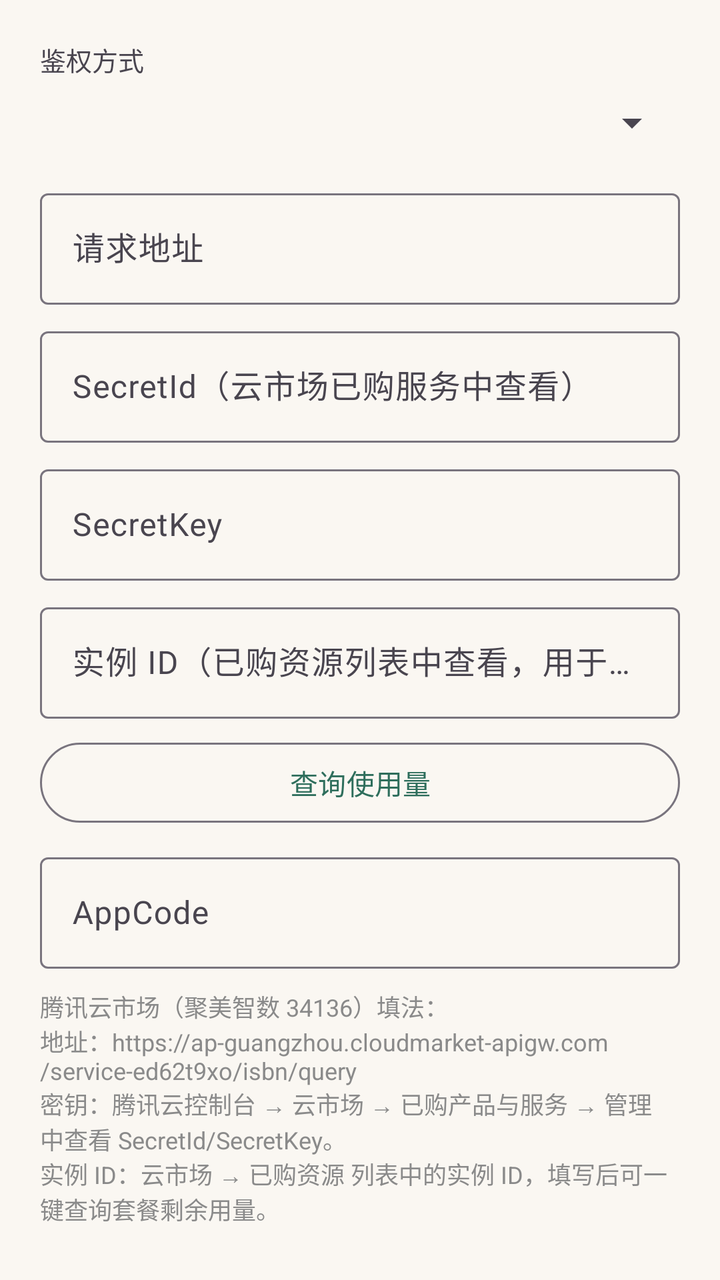
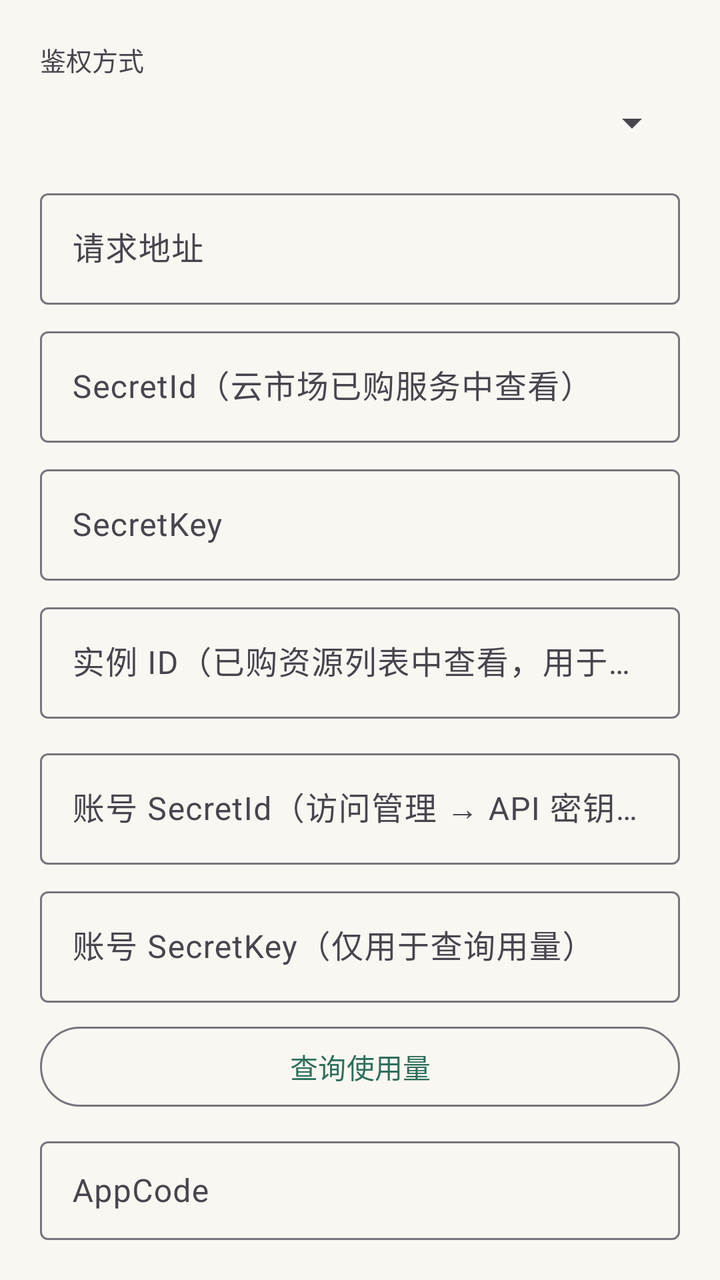

An Android layout rendered at two revisions. The XML below is the earlier revision; the diff shows what the commit changed to produce the second picture.
<!-- AndroidManifest.xml: application theme Theme.Bookshelf -->
<!-- res/layout/dialog_api.xml -->
<?xml version="1.0" encoding="utf-8"?>
<LinearLayout xmlns:android="http://schemas.android.com/apk/res/android"
    android:layout_width="match_parent"
    android:layout_height="wrap_content"
    android:orientation="vertical"
    android:padding="20dp">

    <TextView
        android:layout_width="wrap_content"
        android:layout_height="wrap_content"
        android:text="鉴权方式"
        android:textSize="13sp" />

    <Spinner
        android:id="@+id/sp_auth_type"
        android:layout_width="match_parent"
        android:layout_height="wrap_content"
        android:minHeight="44dp" />

    <com.google.android.material.textfield.TextInputLayout
        android:id="@+id/til_base_url"
        android:layout_width="match_parent"
        android:layout_height="wrap_content"
        android:layout_marginTop="8dp"
        android:hint="请求地址">

        <com.google.android.material.textfield.TextInputEditText
            android:id="@+id/et_base_url"
            android:layout_width="match_parent"
            android:layout_height="wrap_content"
            android:inputType="textUri" />
    </com.google.android.material.textfield.TextInputLayout>

    
    <com.google.android.material.textfield.TextInputLayout
        android:id="@+id/til_secret_id"
        android:layout_width="match_parent"
        android:layout_height="wrap_content"
        android:layout_marginTop="8dp"
        android:hint="SecretId（云市场已购服务中查看）">

        <com.google.android.material.textfield.TextInputEditText
            android:id="@+id/et_secret_id"
            android:layout_width="match_parent"
            android:layout_height="wrap_content" />
    </com.google.android.material.textfield.TextInputLayout>

    <com.google.android.material.textfield.TextInputLayout
        android:id="@+id/til_secret_key"
        android:layout_width="match_parent"
        android:layout_height="wrap_content"
        android:layout_marginTop="8dp"
        android:hint="SecretKey">

        <com.google.android.material.textfield.TextInputEditText
            android:id="@+id/et_secret_key"
            android:layout_width="match_parent"
            android:layout_height="wrap_content" />
    </com.google.android.material.textfield.TextInputLayout>

    
    <com.google.android.material.textfield.TextInputLayout
        android:id="@+id/til_instance_id"
        android:layout_width="match_parent"
        android:layout_height="wrap_content"
        android:layout_marginTop="8dp"
        android:hint="实例 ID（已购资源列表中查看，用于查询用量）">

        <com.google.android.material.textfield.TextInputEditText
            android:id="@+id/et_instance_id"
            android:layout_width="match_parent"
            android:layout_height="wrap_content" />
    </com.google.android.material.textfield.TextInputLayout>

    
    <com.google.android.material.button.MaterialButton
        android:id="@+id/btn_query_usage"
        style="@style/Widget.Material3.Button.OutlinedButton"
        android:layout_width="match_parent"
        android:layout_height="wrap_content"
        android:layout_marginTop="8dp"
        android:text="查询使用量" />

    <TextView
        android:id="@+id/tv_usage_result"
        android:layout_width="match_parent"
        android:layout_height="wrap_content"
        android:layout_marginTop="4dp"
        android:textSize="13sp"
        android:lineSpacingMultiplier="1.35"
        android:textColor="@color/text_main"
        android:visibility="gone" />

    
    <com.google.android.material.textfield.TextInputLayout
        android:id="@+id/til_appcode"
        android:layout_width="match_parent"
        android:layout_height="wrap_content"
        android:layout_marginTop="8dp"
        android:hint="AppCode">

        <com.google.android.material.textfield.TextInputEditText
            android:id="@+id/et_appcode"
            android:layout_width="match_parent"
            android:layout_height="wrap_content" />
    </com.google.android.material.textfield.TextInputLayout>

    <TextView
        android:layout_width="match_parent"
        android:layout_height="wrap_content"
        android:layout_marginTop="10dp"
        android:text="腾讯云市场（聚美智数 34136）填法：\n地址：https://ap-guangzhou.cloudmarket-apigw.com/service-ed62t9xo/isbn/query\n密钥：腾讯云控制台 → 云市场 → 已购产品与服务 → 管理 中查看 SecretId/SecretKey。\n实例 ID：云市场 → 已购资源 列表中的实例 ID，填写后可一键查询套餐剩余用量。"
        android:textSize="12sp"
        android:textColor="@color/text_sub" />
</LinearLayout>
<!-- resources referenced by this layout -->
<resources>
  <color name="text_main">#2B2B2B</color>
  <color name="text_sub">#8A8A8A</color>
  <style name="Theme.Bookshelf" parent="Theme.Material3.Light.NoActionBar">
          <item name="colorPrimary">@color/primary</item>
          <item name="colorPrimaryVariant">@color/primary_dark</item>
          <item name="colorSecondary">@color/accent</item>
          <item name="android:colorBackground">@color/bg_page</item>
          <item name="android:statusBarColor">@color/primary_dark</item>
          
          <item name="chip_bg">@color/chip_bg</item>
      </style>
  <color name="primary">#2E6E5C</color>
  <color name="primary_dark">#1F4D40</color>
  <color name="accent">#C08A3E</color>
  <color name="bg_page">#FAF7F2</color>
  <color name="chip_bg">#E8F0ED</color>
</resources>

<!-- the commit's change to res/layout/dialog_api.xml (unified diff, before → after) -->
@@ -73,6 +73,32 @@
     </com.google.android.material.textfield.TextInputLayout>
 
     
+    <com.google.android.material.textfield.TextInputLayout
+        android:id="@+id/til_usage_secret_id"
+        android:layout_width="match_parent"
+        android:layout_height="wrap_content"
+        android:layout_marginTop="12dp"
+        android:hint="账号 SecretId（访问管理 → API 密钥管理，非云市场网关密钥）">
+
+        <com.google.android.material.textfield.TextInputEditText
+            android:id="@+id/et_usage_secret_id"
+            android:layout_width="match_parent"
+            android:layout_height="wrap_content" />
+    </com.google.android.material.textfield.TextInputLayout>
+
+    <com.google.android.material.textfield.TextInputLayout
+        android:id="@+id/til_usage_secret_key"
+        android:layout_width="match_parent"
+        android:layout_height="wrap_content"
+        android:layout_marginTop="8dp"
+        android:hint="账号 SecretKey（仅用于查询用量）">
+
+        <com.google.android.material.textfield.TextInputEditText
+            android:id="@+id/et_usage_secret_key"
+            android:layout_width="match_parent"
+            android:layout_height="wrap_content" />
+    </com.google.android.material.textfield.TextInputLayout>
+
     <com.google.android.material.button.MaterialButton
         android:id="@+id/btn_query_usage"
         style="@style/Widget.Material3.Button.OutlinedButton"
@@ -109,7 +135,7 @@
         android:layout_width="match_parent"
         android:layout_height="wrap_content"
         android:layout_marginTop="10dp"
-        android:text="腾讯云市场（聚美智数 34136）填法：\n地址：https://ap-guangzhou.cloudmarket-apigw.com/service-ed62t9xo/isbn/query\n密钥：腾讯云控制台 → 云市场 → 已购产品与服务 → 管理 中查看 SecretId/SecretKey。\n实例 ID：云市场 → 已购资源 列表中的实例 ID，填写后可一键查询套餐剩余用量。"
+        android:text="腾讯云市场（聚美智数 34136）填法：\n地址：https://ap-guangzhou.cloudmarket-apigw.com/service-ed62t9xo/isbn/query\n密钥：腾讯云控制台 → 云市场 → 已购产品与服务 → 管理 中查看 SecretId/SecretKey（网关密钥，仅用于扫码查书）。\n实例 ID：云市场 → 已购资源 列表中的实例 ID。\n用量查询：用的是另一套「腾讯云账号密钥」——控制台右上角头像 → 访问管理 → 访问密钥 → API 密钥管理 中查看/新建；没有可新建子账号密钥并只授权云市场只读权限。"
         android:textSize="12sp"
         android:textColor="@color/text_sub" />
 </LinearLayout>
